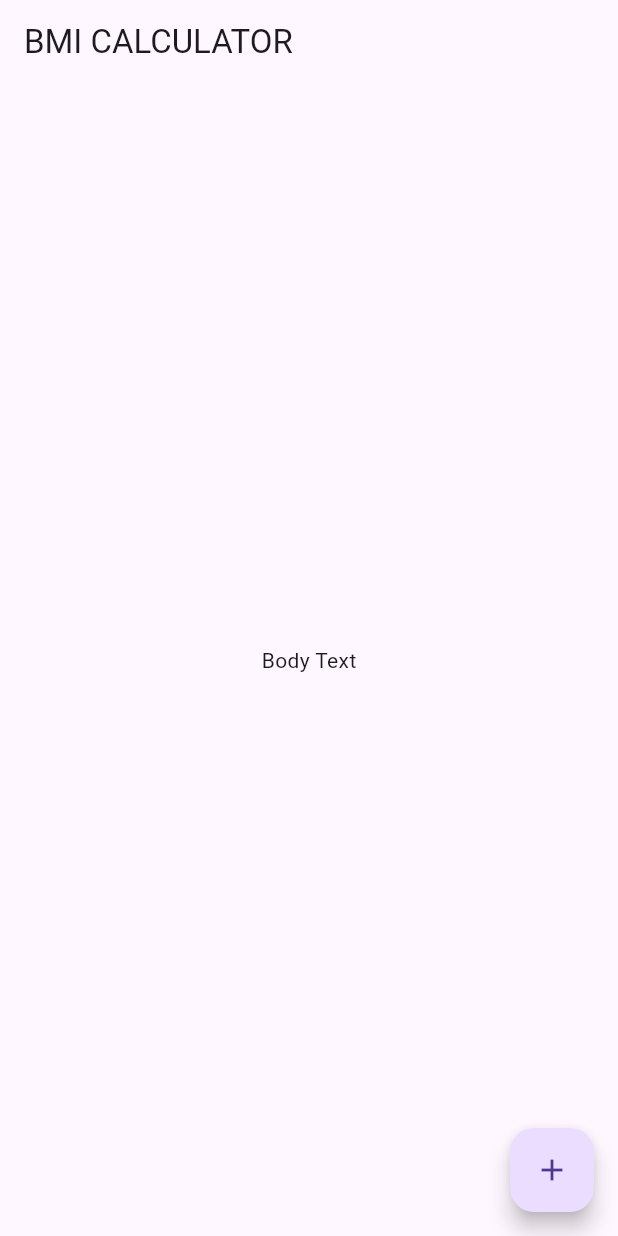
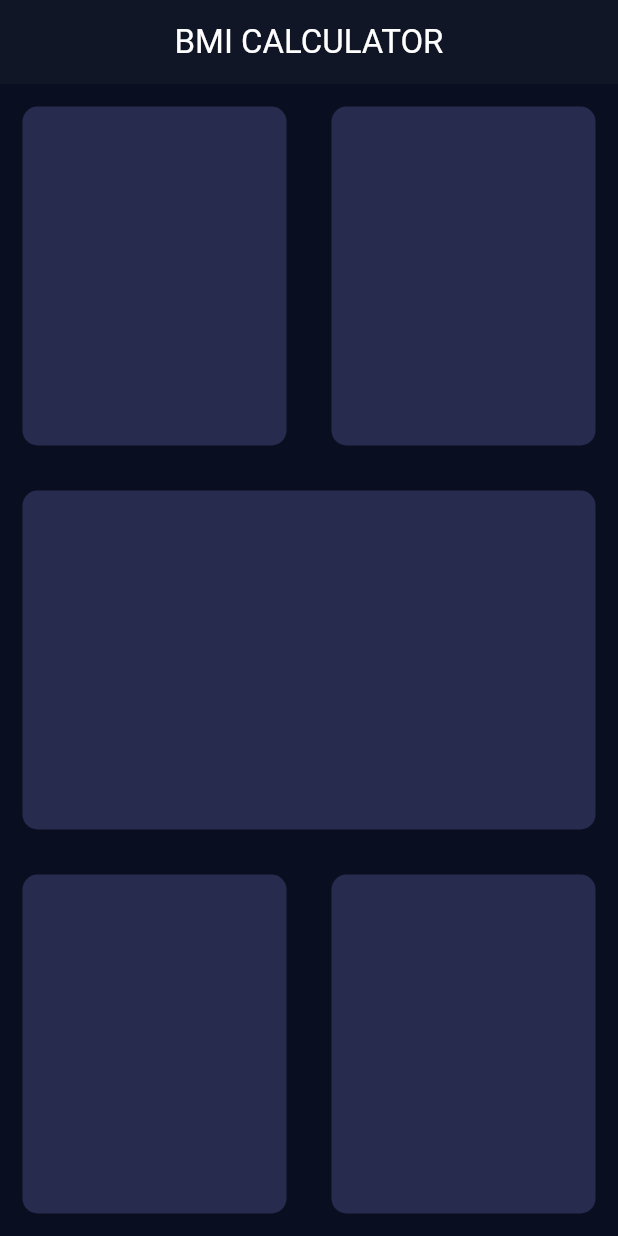
Before and after one commit to NersisVah/bmi_calculator, a Flutter app: the screen it shows after launch, on a phone screen of 412 x 824 dp. Run offline on Flutter 3.47's test engine with Material 3 defaults, Android fonts, the phone set to English and light mode, and no system bars; statements that could not run were skipped.

Commit message:
06.12 commit

```diff
--- /dev/null
+++ b/lib/input_page.dart
@@ -0,0 +1,69 @@
+import 'package:flutter/material.dart';
+
+class InputPage extends StatefulWidget {
+  Key key = new Key('as');
+  @override
+  State<InputPage> createState() => _InputPageState();
+}
+
+class _InputPageState extends State<InputPage> {
+  @override
+  Widget build(BuildContext context) {
+    Color defaultColor = Color(0xFF272B4D);
+    return Scaffold(
+      appBar: AppBar(
+        title: Center(child: Text('BMI CALCULATOR')),
+      ),
+      body: Column(
+        children: [
+          Expanded(
+            child: Row(
+              children: [
+                Expanded(
+                  child: ReusableCard(color: defaultColor,),
+                ),
+                Expanded(
+                  child: new ReusableCard(color: defaultColor),
+                ),
+              ],
+            ),
+          ),
+          Expanded(child: new ReusableCard(color: defaultColor)),
+          Expanded(
+            child: Row(
+              children: [
+                Expanded(
+                  child: new ReusableCard(color: defaultColor),
+                ),
+                Expanded(
+                  child: new ReusableCard(color: defaultColor),
+                ),
+              ],
+            ),
+          )
+
+        ],
+      ),
+    );
+  }
+
+}
+class ReusableCard extends StatelessWidget {
+
+  late  final Color colour;
+
+  ReusableCard({required Color color}){
+    colour = color;
+  }
+
+  @override
+  Widget build(BuildContext context) {
+    return Container(
+      decoration: BoxDecoration(
+        borderRadius: BorderRadius.circular(10),
+        color: colour,
+      ),
+      margin: EdgeInsets.all(15.0),
+    );
+  }
+}
--- a/lib/main.dart
+++ b/lib/main.dart
@@ -1,37 +1,29 @@
 import 'package:flutter/material.dart';
+import 'input_page.dart';
 
 void main() {
   runApp(BMICalculator());
+    const List list = [1234];
+   final List LIST = list;
+  print(LIST);
+  list.add(1);
+  print(LIST);
 }
 
 class BMICalculator extends StatelessWidget {
   @override
   Widget build(BuildContext context) {
     return MaterialApp(
+      theme: ThemeData.dark().copyWith(
+        primaryColor: Color(0xff350c0c),
+        scaffoldBackgroundColor: Color(0xFF0A0E21),
+        appBarTheme: AppBarTheme(backgroundColor: Color(0xFF111626)),
+        colorScheme: ColorScheme.dark(
+          primary: Colors.red,
+        ),
+      ),
+
       home: InputPage(),
     );
   }
 }
-
-class InputPage extends StatefulWidget {
-  @override
-  State<InputPage> createState() => _InputPageState();
-}
-
-class _InputPageState extends State<InputPage> {
-  @override
-  Widget build(BuildContext context) {
-    return Scaffold(
-      appBar: AppBar(
-        title: Text('BMI CALCULATOR'),
-      ),
-      body:Center(
-        child: Text('Body Text'),
-      ),
-      floatingActionButton: FloatingActionButton(
-        onPressed: () {  },
-        child: Icon(Icons.add),
-      ),
-    );
-  }
-}
```
